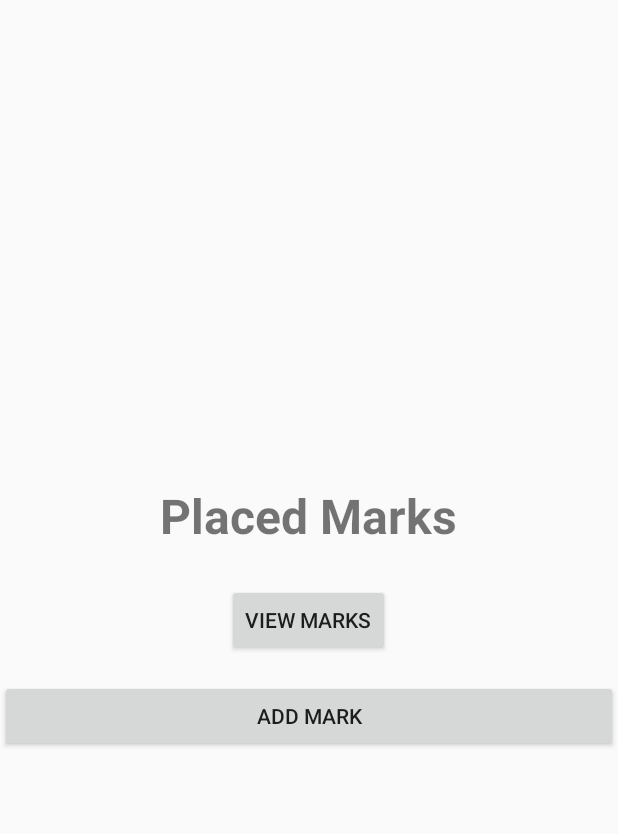
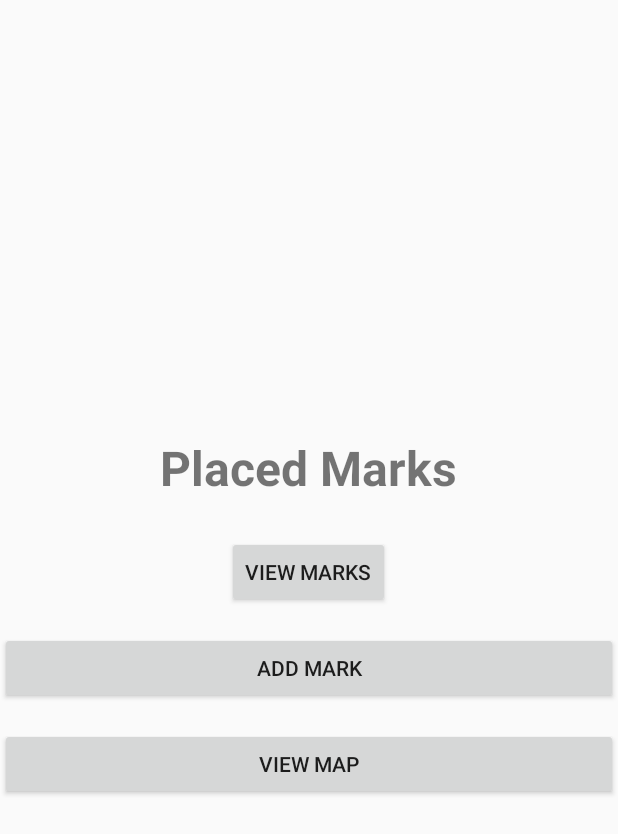
Before and after one commit to yijielim0116/placemark-android, an Android app: the screen it shows after launch (MainActivity), on a phone screen of 412 x 824 dp. Shown: the top 834 px of the screen. Run offline under Robolectric (Android 15) with nearby library versions, the phone set to English and light mode, and no system bars; our stand-ins replace Timber; 1 statement that could not run was skipped.

Commit message:
feat: add View Map button to the main screen (#18)

```diff
--- a/app/src/main/java/org/setu/placemarklab2/MainActivity.kt
+++ b/app/src/main/java/org/setu/placemarklab2/MainActivity.kt
@@ -36,6 +36,16 @@ class MainActivity : AppCompatActivity() {
         val addMarkButton =
             findViewById<Button>(R.id.addMarkButton)
 
+        val mapViewButton =
+            findViewById<Button>(R.id.mapViewButton)
+
+        mapViewButton.setOnClickListener {
+            Timber.d("View Map pressed")
+            startActivity(
+                Intent(this, MapListActivity::class.java)
+            )
+        }
+
         viewMarksButton.setOnClickListener {
             Timber.d("View Marks pressed")
             startActivity(
--- a/app/src/main/res/layout/activity_main.xml
+++ b/app/src/main/res/layout/activity_main.xml
@@ -30,4 +30,11 @@
         android:layout_marginTop="16dp"
         android:text="Add Mark" />
 
+    <Button
+        android:id="@+id/mapViewButton"
+        android:layout_width="match_parent"
+        android:layout_height="wrap_content"
+        android:layout_marginTop="16dp"
+        android:text="View Map" />
+
 </LinearLayout>
```
